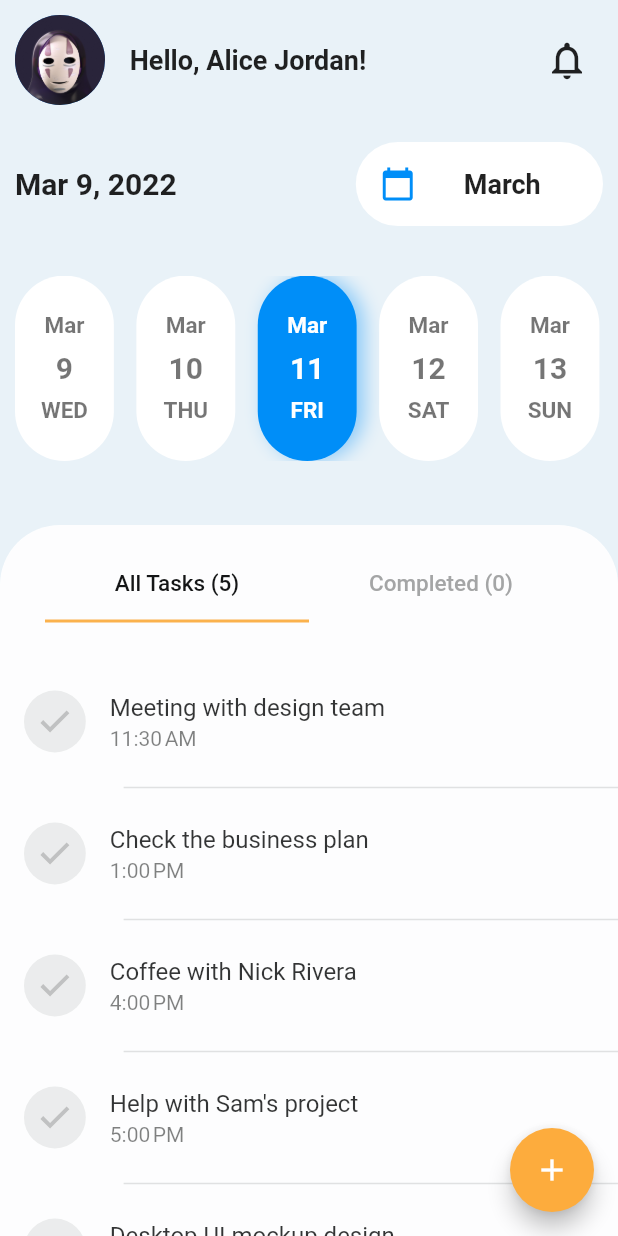
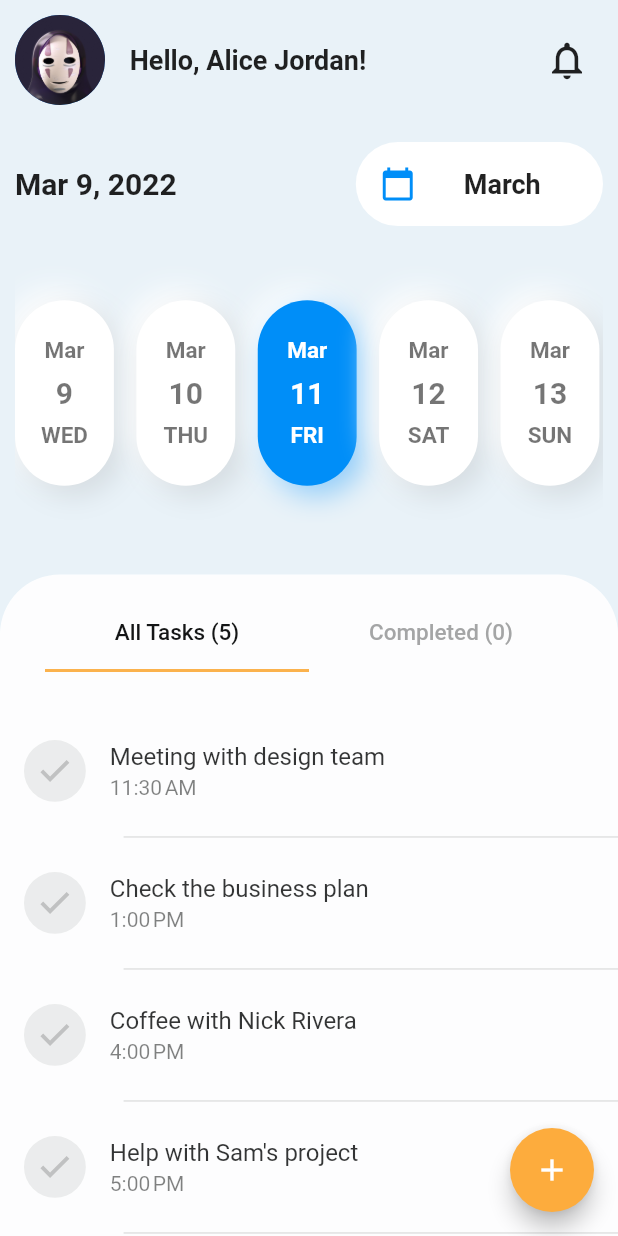
Before and after one commit to kylevgriffith/task_management, a Flutter app: the first screen one second after launch, on a phone screen of 412 x 824 dp. Run offline on Flutter 3.47's test engine with Material 2 defaults, Android fonts, the phone set to English and light mode, and no system bars; our stand-ins replace flutter_svg, get.

Commit message:
add neumorphism to date timeline

```diff
--- a/lib/screens/home/components/dates/date_timeline.dart
+++ b/lib/screens/home/components/dates/date_timeline.dart
@@ -26,7 +26,7 @@ class DateTimeline extends StatelessWidget {
         TimelineController(dates: RxMap({}), currentDate: selectedDate));
 
     return SizedBox(
-      height: Get.height * 0.15,
+      height: Get.height * 0.21,
       child: ListView.builder(
         itemCount: daysCount,
         scrollDirection: Axis.horizontal,
--- a/lib/screens/home/components/dates/date_timeline_box.dart
+++ b/lib/screens/home/components/dates/date_timeline_box.dart
@@ -25,8 +25,14 @@ class DateTimelineBox extends StatelessWidget {
         child: Container(
           key: ValueKey(isSelected),
           width: Get.width * 0.16,
+          height: Get.height * 0.15,
           margin: const EdgeInsets.only(right: 15.0),
-          decoration: boxDecoration(),
+          decoration: BoxDecoration(
+            borderRadius:
+                const BorderRadius.all(Radius.circular(kDefaultRadius)),
+            color: isSelected ? primaryColor : Colors.white,
+            boxShadow: boxShadow(isSelected),
+          ),
           child: Padding(
             padding: const EdgeInsets.all(10),
             child: boxDateText(),
@@ -41,19 +47,21 @@ class DateTimelineBox extends StatelessWidget {
     );
   }
 
-  BoxDecoration boxDecoration() {
-    return BoxDecoration(
-      borderRadius: const BorderRadius.all(Radius.circular(kDefaultRadius)),
-      color: isSelected ? primaryColor : Colors.white,
-      boxShadow: [
-        if (isSelected)
-          BoxShadow(
-            color: primaryColor.withOpacity(0.4),
-            offset: const Offset(5, 0),
-            blurRadius: 10,
-          ),
-      ],
-    );
+  List<BoxShadow> boxShadow(bool usePrimaryColor) {
+    return [
+      const BoxShadow(
+        color: Colors.white,
+        offset: Offset(-6.0, -6.0),
+        blurRadius: 16.0,
+      ),
+      BoxShadow(
+        color: usePrimaryColor
+            ? primaryColor.withOpacity(0.4)
+            : Colors.black.withOpacity(0.1),
+        offset: const Offset(6.0, 6.0),
+        blurRadius: 16.0,
+      ),
+    ];
   }
 
   Column boxDateText() {
--- a/lib/screens/home/components/dates/date_widgets.dart
+++ b/lib/screens/home/components/dates/date_widgets.dart
@@ -38,7 +38,7 @@ class DateWidgets extends StatelessWidget {
             ),
           ],
         ),
-        SizedBox(height: Get.height * 0.04),
+        SizedBox(height: Get.height * 0.03),
         DateTimeline(
           startDate: DateTime.now(),
           selectedDate: DateTime(
--- a/lib/screens/home/home_screen.dart
+++ b/lib/screens/home/home_screen.dart
@@ -29,5 +29,5 @@ class HomeScreen extends StatelessWidget {
     );
   }
 
-  SizedBox verticalSpace() => SizedBox(height: Get.height * 0.03);
+  SizedBox verticalSpace() => SizedBox(height: Get.height * 0.02);
 }
```
